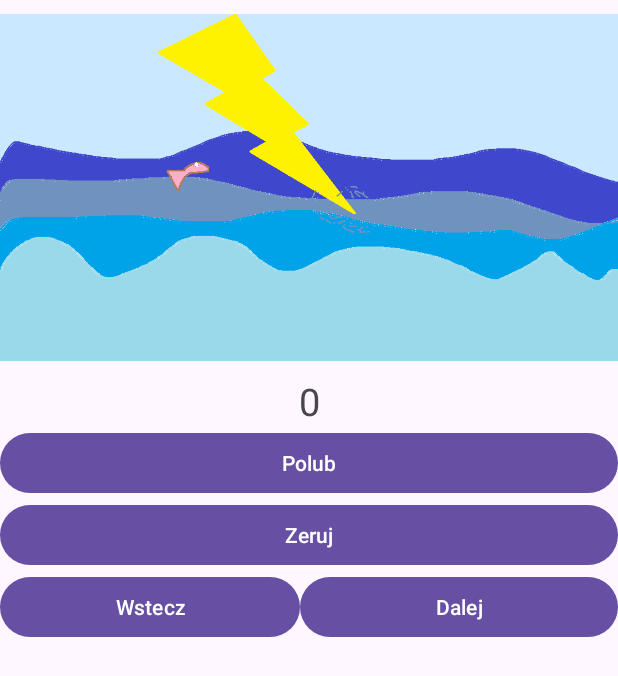
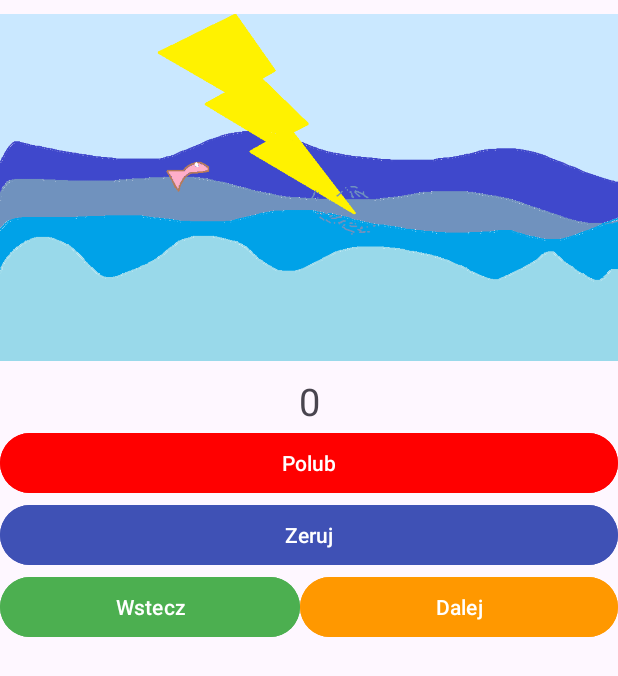
Before and after one commit to Zygz4kk/Kartkowka20listopada, an Android app: the screen it shows after launch (MainActivity), after a tap on "Wstecz", on a phone screen of 412 x 824 dp. Shown: the top 676 px of the screen. Run offline under Robolectric (Android 15) with nearby library versions, the phone set to English and light mode, and no system bars; 1 statement that could not run was skipped.

Commit message:
Koncowy Projekt, Nie działa mi przycisk wstecz

```diff
--- a/app/src/main/java/com/example/kartkowka20listopada/MainActivity.java
+++ b/app/src/main/java/com/example/kartkowka20listopada/MainActivity.java
@@ -57,6 +57,9 @@ public class MainActivity extends AppCompatActivity {
                     @Override
                     public void onClick(View view) {
                         ktoreZdjecie--;
+                        if (ktoreZdjecie < imageViewsArray.size()){
+                            ktoreZdjecie = 3;
+                        }
                         pokazZdj(ktoreZdjecie);
                     }
                 }
--- a/app/src/main/res/layout/activity_main.xml
+++ b/app/src/main/res/layout/activity_main.xml
@@ -26,12 +26,14 @@
         android:id="@+id/buttonPol"
         android:layout_width="match_parent"
         android:layout_height="wrap_content"
+        android:backgroundTint="#FF0000"
         android:text="Polub" />
 
     <Button
         android:id="@+id/buttonZer"
         android:layout_width="match_parent"
         android:layout_height="wrap_content"
+        android:backgroundTint="#3F51B5"
         android:text="Zeruj" />
 
     <LinearLayout
@@ -43,12 +45,14 @@
             android:id="@+id/buttonWst"
             android:layout_width="200dp"
             android:layout_height="wrap_content"
+            android:backgroundTint="#4CAF50"
             android:text="Wstecz" />
 
         <Button
             android:id="@+id/buttonDal"
             android:layout_width="match_parent"
             android:layout_height="wrap_content"
+            android:backgroundTint="#FF9800"
             android:text="Dalej" />
     </LinearLayout>
 
```
